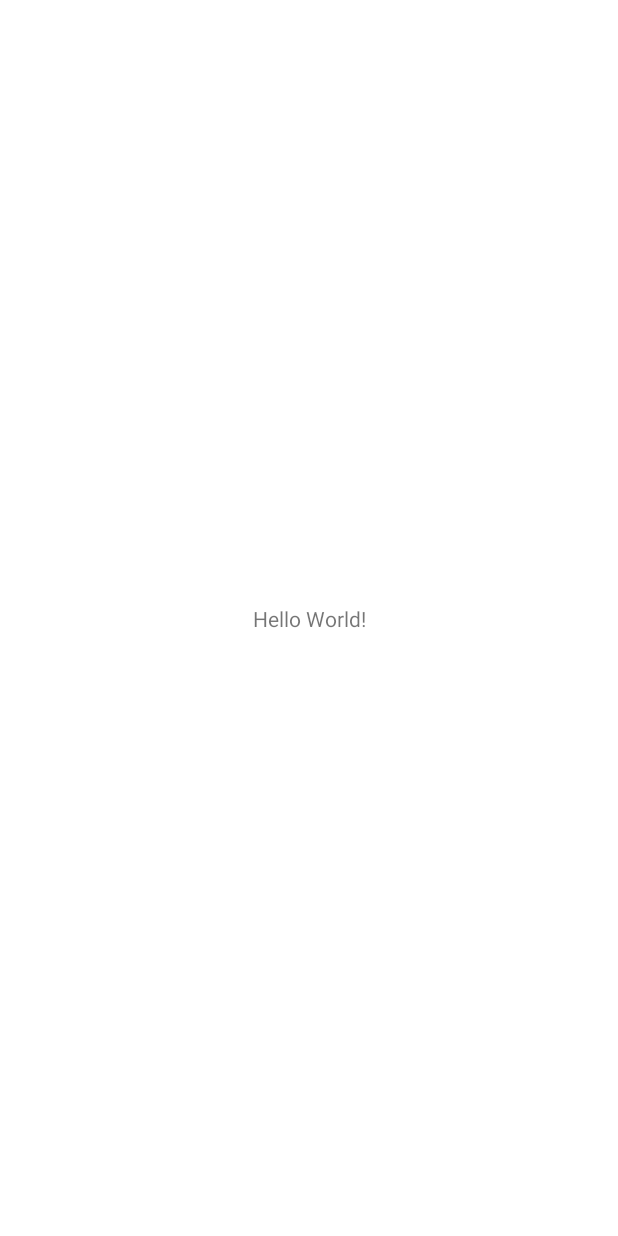
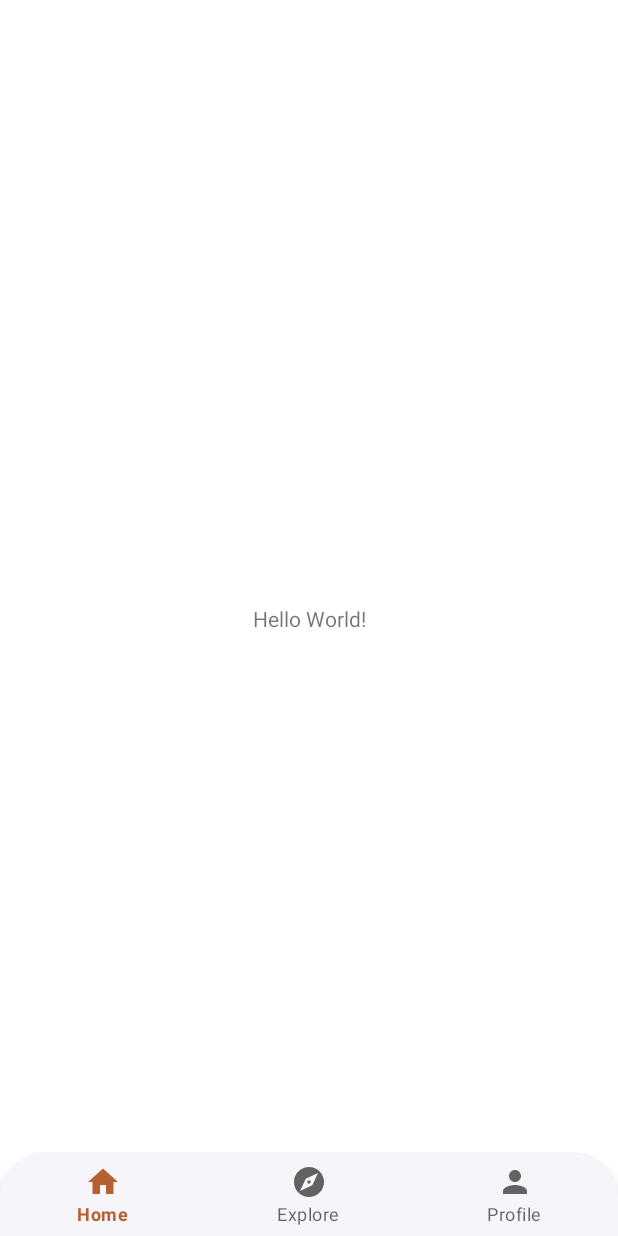
Before and after one commit to Dikarahmanm/Wismata-C23-PS297, an Android app: the MainActivity screen opened directly, with no data from a screen before it, on a phone screen of 412 x 824 dp. Before the commit the screen is almost empty. Run offline under Robolectric (Android 15) with nearby library versions, the phone set to English and light mode, and no system bars.

Commit message:
feat: bottom nav

```diff
--- a/Android/app/src/main/java/com/dika/wismata/ui/LoginActivity.kt
+++ b/Android/app/src/main/java/com/dika/wismata/ui/LoginActivity.kt
@@ -5,6 +5,7 @@ import androidx.appcompat.app.AppCompatActivity
 import android.os.Bundle
 import android.text.Editable
 import android.text.TextWatcher
+import com.dika.wismata.MainActivity
 import com.dika.wismata.databinding.ActivityLoginBinding
 
 class LoginActivity : AppCompatActivity() {
--- a/Android/app/src/main/java/com/dika/wismata/ui/RegisterActivity.kt
+++ b/Android/app/src/main/java/com/dika/wismata/ui/RegisterActivity.kt
@@ -5,7 +5,6 @@ import androidx.appcompat.app.AppCompatActivity
 import android.os.Bundle
 import android.text.Editable
 import android.text.TextWatcher
-import androidx.core.graphics.drawable.toDrawable
 import com.dika.wismata.R
 import com.dika.wismata.databinding.ActivityRegisterBinding
 
--- /dev/null
+++ b/Android/app/src/main/res/drawable/bottom_nav_rounded.xml
@@ -0,0 +1,9 @@
+<?xml version="1.0" encoding="utf-8"?>
+<shape xmlns:android="http://schemas.android.com/apk/res/android">
+
+    <solid android:color="@color/white" />
+    <corners
+        android:topLeftRadius="30dp"
+        android:topRightRadius="30dp" />
+
+</shape>
--- /dev/null
+++ b/Android/app/src/main/res/drawable/ic_explore_disable.xml
@@ -0,0 +1,5 @@
+<vector android:height="24dp" android:tint="#242424"
+    android:viewportHeight="24" android:viewportWidth="24"
+    android:width="24dp" xmlns:android="http://schemas.android.com/apk/res/android">
+    <path android:fillColor="@android:color/white" android:pathData="M12,10.9c-0.61,0 -1.1,0.49 -1.1,1.1s0.49,1.1 1.1,1.1c0.61,0 1.1,-0.49 1.1,-1.1s-0.49,-1.1 -1.1,-1.1zM12,2C6.48,2 2,6.48 2,12s4.48,10 10,10 10,-4.48 10,-10S17.52,2 12,2zM14.19,14.19L6,18l3.81,-8.19L18,6l-3.81,8.19z"/>
+</vector>
--- /dev/null
+++ b/Android/app/src/main/res/drawable/ic_home_disable.xml
@@ -0,0 +1,5 @@
+<vector android:height="24dp" android:tint="#242424"
+    android:viewportHeight="24" android:viewportWidth="24"
+    android:width="24dp" xmlns:android="http://schemas.android.com/apk/res/android">
+    <path android:fillColor="@android:color/white" android:pathData="M10,20v-6h4v6h5v-8h3L12,3 2,12h3v8z"/>
+</vector>
--- /dev/null
+++ b/Android/app/src/main/res/drawable/ic_home_enable.xml
@@ -0,0 +1,5 @@
+<vector android:height="24dp" android:tint="#B6602F"
+    android:viewportHeight="24" android:viewportWidth="24"
+    android:width="24dp" xmlns:android="http://schemas.android.com/apk/res/android">
+    <path android:fillColor="@android:color/white" android:pathData="M10,20v-6h4v6h5v-8h3L12,3 2,12h3v8z"/>
+</vector>
--- /dev/null
+++ b/Android/app/src/main/res/drawable/ic_person_disable.xml
@@ -0,0 +1,5 @@
+<vector android:height="24dp" android:tint="#242424"
+    android:viewportHeight="24" android:viewportWidth="24"
+    android:width="24dp" xmlns:android="http://schemas.android.com/apk/res/android">
+    <path android:fillColor="@android:color/white" android:pathData="M12,12c2.21,0 4,-1.79 4,-4s-1.79,-4 -4,-4 -4,1.79 -4,4 1.79,4 4,4zM12,14c-2.67,0 -8,1.34 -8,4v2h16v-2c0,-2.66 -5.33,-4 -8,-4z"/>
+</vector>
--- a/Android/app/src/main/res/layout/activity_main.xml
+++ b/Android/app/src/main/res/layout/activity_main.xml
@@ -15,4 +15,14 @@
         app:layout_constraintStart_toStartOf="parent"
         app:layout_constraintTop_toTopOf="parent" />
 
+    <com.google.android.material.bottomnavigation.BottomNavigationView
+        android:id="@+id/bottomNavigationView"
+        android:layout_width="wrap_content"
+        android:layout_height="wrap_content"
+        android:background="@drawable/bottom_nav_rounded"
+        app:layout_constraintBottom_toBottomOf="parent"
+        app:layout_constraintEnd_toEndOf="parent"
+        app:layout_constraintStart_toStartOf="parent"
+        app:menu="@menu/bottom_navigation_menu" />
+
 </androidx.constraintlayout.widget.ConstraintLayout>
--- /dev/null
+++ b/Android/app/src/main/res/menu/bottom_navigation_menu.xml
@@ -0,0 +1,23 @@
+<?xml version="1.0" encoding="utf-8"?>
+<menu xmlns:android="http://schemas.android.com/apk/res/android"
+    xmlns:app="http://schemas.android.com/apk/res-auto">
+
+    <item
+        android:id="@+id/homeFragment"
+        android:enabled="true"
+        android:icon="@drawable/ic_home_enable"
+        android:title="@string/home"
+        app:showAsAction="always" />
+    <item
+        android:id="@+id/exploreFragment"
+        android:enabled="true"
+        android:icon="@drawable/ic_explore_disable"
+        android:title="@string/explore"
+        app:showAsAction="always" />
+    <item
+        android:id="@+id/profileFragment"
+        android:enabled="true"
+        android:icon="@drawable/ic_person_disable"
+        android:title="@string/profile"
+        app:showAsAction="always" />
+</menu>
--- a/Android/app/src/main/res/values/strings.xml
+++ b/Android/app/src/main/res/values/strings.xml
@@ -19,4 +19,7 @@
     <string name="umkm">UMKM</string>
     <string name="subTitle2">lokal di setiap destinasi</string>
     <string name="subTitle4">wisata Yogyakrta</string>
+    <string name="home">Home</string>
+    <string name="explore">Explore</string>
+    <string name="profile">Profile</string>
 </resources>
```
